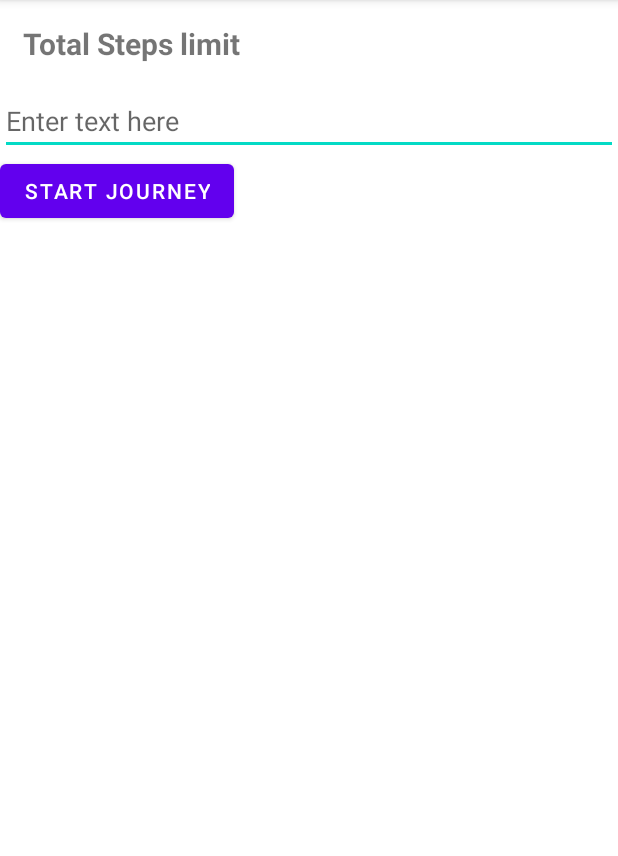
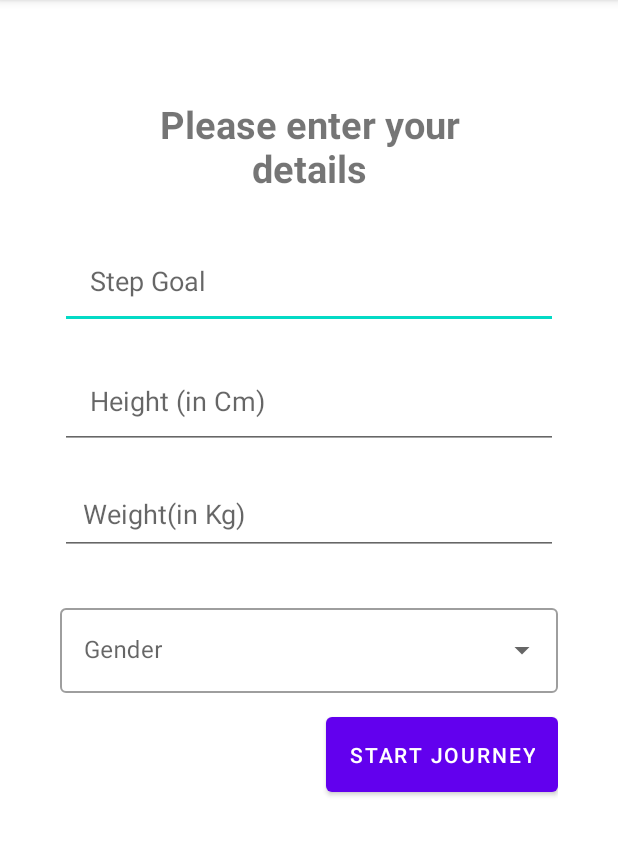
Before and after one commit to ChickenSLAYER94/Fitness-Guru, an Android app: the screen it shows after launch (UserGoalActivity), after a tap on "START JOURNEY", on a phone screen of 412 x 824 dp, the part 84-940 px from its top. Run offline under Robolectric (Android 15) with nearby library versions, the phone set to English and light mode, and no system bars.

Commit message:
Validate user input, created dropdown menu

```diff
--- a/app/src/main/java/com/example/fitnessguru/UserGoalActivity.kt
+++ b/app/src/main/java/com/example/fitnessguru/UserGoalActivity.kt
@@ -5,36 +5,78 @@ import androidx.appcompat.app.AppCompatActivity
 import android.os.Bundle
 import android.view.KeyEvent
 import android.view.inputmethod.EditorInfo
-import android.widget.Button
-import android.widget.EditText
-import android.widget.TextView
-import android.widget.Toast
+import android.widget.*
 
 class UserGoalActivity : AppCompatActivity() {
+
+
     override fun onCreate(savedInstanceState: Bundle?) {
         super.onCreate(savedInstanceState)
         setContentView(R.layout.activity_user_goal)
 
-        val  button = findViewById<Button>(R.id.userDataConfirm)
+        val userGender = listOf("Male", "Female", "Other", "Prefer not to say")
+        val adapter = ArrayAdapter(this, R.layout.gender_list, userGender)
+        findViewById<AutoCompleteTextView>(R.id.auto_complete_selection).setAdapter(adapter)
+
+
+        val button = findViewById<Button>(R.id.userDataConfirm)
 
 
         //before going to the step counter
         //it will ask for digit input
         //if the user input nothing it will display toast method
         //if valid digit is added it will then proceed to main activity with user step goal limit shared to next activity
-        button.setOnClickListener{
-            val editText = findViewById<EditText>(R.id.userInput)
-            val message = editText.text.toString()
+        button.setOnClickListener {
+            val validateStepsInput = findViewById<EditText>(R.id.userInput)
+            val validateHeight = findViewById<EditText>(R.id.userHeight)
+            val validateWeight = findViewById<EditText>(R.id.userWeight)
 
-            if (!message.equals("")) {
-                val intent = Intent(this, MainActivity::class.java).also {
-                    it.putExtra("UserSetGoal", message)
-                    startActivity(it)
+            val stepsMessage = validateStepsInput.text.toString()
+            val heightMessage = validateHeight.text.toString()
+            val weightMessage = validateWeight.text.toString()
+
+            if (!stepsMessage.equals("") && !heightMessage.equals("") && !weightMessage.equals("")) {
+                //validation using regex
+                if (stepsMessage.matches("^[0-9]*\$".toRegex()) && heightMessage.matches("^[0-9]*\$".toRegex()) && weightMessage.matches(
+                        "^[0-9]*\$".toRegex()
+                    )
+                ) {
+                    val intent = Intent(this, MainActivity::class.java).also {
+                        it.putExtra("UserSetGoal", stepsMessage)
+                        startActivity(it)
+                        println("Test")
+
+                    }
+                } else if (!stepsMessage.matches("^[0-9]*\$".toRegex()) || !heightMessage.matches("^[0-9]*\$".toRegex()) || !weightMessage.matches(
+                        "^[0-9]*\$".toRegex()
+                    )
+                ) {
+                    Toast.makeText(applicationContext, "Input number only", Toast.LENGTH_SHORT)
+                        .show()
                 }
+            } else if (stepsMessage.equals("")) {
+                Toast.makeText(
+                    applicationContext,
+                    "Please input your daily limit",
+                    Toast.LENGTH_SHORT
+                )
+                    .show()
+            } else if (heightMessage.equals("")) {
+                Toast.makeText(
+                    applicationContext,
+                    "Please input your daily limit",
+                    Toast.LENGTH_SHORT
+                )
+                    .show()
+            } else if (weightMessage.equals("")) {
+                Toast.makeText(
+                    applicationContext,
+                    "Please input your daily limit",
+                    Toast.LENGTH_SHORT
+                )
+                    .show()
             }
-            else if (message.equals("")){
-                Toast.makeText(applicationContext,"Please input your daily limit",Toast.LENGTH_SHORT).show()
-            }
+
 
         }
     }
--- a/app/src/main/res/layout/activity_user_goal.xml
+++ b/app/src/main/res/layout/activity_user_goal.xml
@@ -6,29 +6,88 @@
     android:layout_width="match_parent"
     android:layout_height="match_parent"
     android:orientation="vertical"
+    android:padding="40dp"
     tools:context=".UserGoalActivity">
+
+<ScrollView
+    android:layout_width="match_parent"
+    android:layout_height="wrap_content"
+    android:layout_centerHorizontal="true">
+
+    <LinearLayout
+        android:layout_width="match_parent"
+        android:layout_height="wrap_content"
+        android:orientation="vertical"
+        android:gravity="right"
+
+        >
     <TextView
         android:layout_width="match_parent"
         android:layout_height="wrap_content"
-        android:text="Total Steps limit"
+        android:text="Please enter your details"
         android:textStyle="bold"
-        android:textSize="20dp"
-        android:padding="15dp"
+        android:textSize="25dp"
+        android:padding="25dp"
+        android:gravity="center"
         android:id="@+id/textview"
         />
     <EditText
         android:layout_width="match_parent"
         android:layout_height="wrap_content"
-        android:hint="Enter text here"
+        android:hint="Step Goal"
         android:inputType="phone"
         android:id="@+id/userInput"
+        android:padding="20dp"
+        android:layout_marginBottom="15dp"
         />
+
+        <EditText
+            android:layout_width="match_parent"
+            android:layout_height="wrap_content"
+            android:hint="Height (in Cm)"
+            android:inputType="phone"
+            android:id="@+id/userHeight"
+            android:padding="20dp"
+            android:layout_marginBottom="15dp"
+            />
+
+        <EditText
+            android:layout_width="match_parent"
+            android:layout_height="wrap_content"
+            android:hint="Weight(in Kg)"
+            android:inputType="phone"
+            android:id="@+id/userWeight"
+            android:padding="15dp"
+            android:layout_marginBottom="20dp"
+            />
+
+        <com.google.android.material.textfield.TextInputLayout
+            android:layout_width="match_parent"
+            android:layout_height="wrap_content"
+            android:hint="Gender"
+            android:layout_marginTop="10dp"
+            android:inputType="phone"
+            android:id="@+id/userGender"
+
+            style="@style/Widget.MaterialComponents.TextInputLayout.OutlinedBox.ExposedDropdownMenu"
+            >
+            <AutoCompleteTextView
+                android:id="@+id/auto_complete_selection"
+                android:layout_width="match_parent"
+                android:layout_height="wrap_content"
+                android:inputType="none"/>
+        </com.google.android.material.textfield.TextInputLayout>
+
     <Button
-    android:id="@+id/userDataConfirm"
-    android:layout_width="wrap_content"
-    android:layout_height="wrap_content"
-    android:layout_centerHorizontal="true"
-    android:layout_alignParentBottom="true"
-    android:text = "Start Journey"
+        android:id="@+id/userDataConfirm"
+        android:layout_width="wrap_content"
+        android:layout_height="wrap_content"
+        android:text = "Start Journey"
+        android:padding="15dp"
+        android:layout_marginTop="10dp"
+
     />
+    </LinearLayout>
+
+</ScrollView>
 </LinearLayout>
--- a/app/src/main/res/values/strings.xml
+++ b/app/src/main/res/values/strings.xml
@@ -1,4 +1,5 @@
 <resources>
     <string name="app_name">Fitness Guru</string>
     <string name="title_activity_maps">MapsActivity</string>
+    <string name="select">Gender</string>
 </resources>
```
Also changed, not shown: app/src/main/java/com/example/fitnessguru/MapsActivity.kt (+12 -34 lines), app/src/main/res/layout/gender_list.xml (added, +9 -0 lines).
